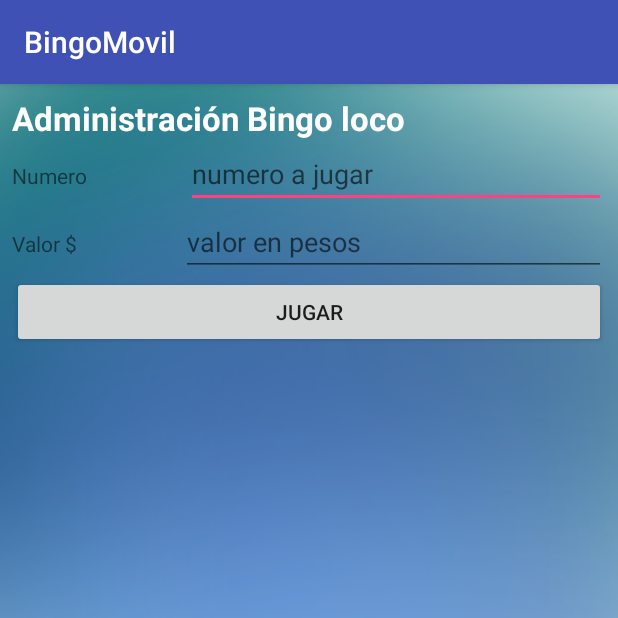
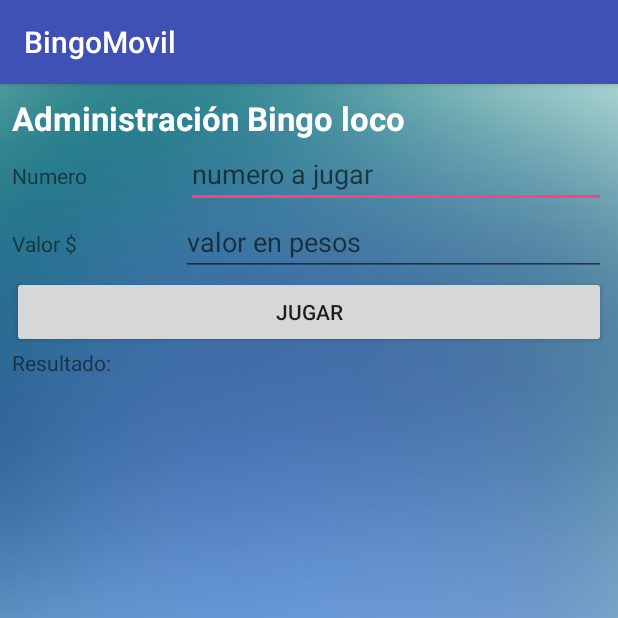
Before and after one commit to lgabrielcor/BingoMovil, an Android app: the bingo_loco_manager screen opened directly, with no data from a screen before it, on a phone screen of 412 x 824 dp, the top half of it. Run offline under Robolectric (Android 15) with nearby library versions, the phone set to English and light mode, and no system bars.

Commit message:
Se adiciona la logica para los mensajes en bongo loco

```diff
--- a/app/src/main/java/com/bingo/bingomaster/bingomovil/LoginActivity.java
+++ b/app/src/main/java/com/bingo/bingomaster/bingomovil/LoginActivity.java
@@ -2,6 +2,7 @@ package com.bingo.bingomaster.bingomovil;
 
 import android.content.DialogInterface;
 import android.content.Intent;
+import android.graphics.drawable.Drawable;
 import android.os.Build;
 import android.support.v7.app.AlertDialog;
 import android.support.v7.app.AppCompatActivity;
@@ -9,6 +10,7 @@ import android.os.Bundle;
 import android.util.Log;
 import android.view.Gravity;
 import android.view.View;
+import android.widget.Button;
 import android.widget.EditText;
 import android.widget.Toast;
 
@@ -43,7 +45,7 @@ public class LoginActivity extends AppCompatActivity {
             //autenticarse
             String resultado = loginControlador.autenticarse(loginData);
 
-            //String resultado = "OK";
+            resultado = "OK";
             if(resultado.equals("OK"))
             {
                 Intent intent = new Intent(this, BingoManagerActivity.class);
--- a/app/src/main/java/com/bingo/bingomaster/bingomovil/bingo_loco_manager.java
+++ b/app/src/main/java/com/bingo/bingomaster/bingomovil/bingo_loco_manager.java
@@ -4,6 +4,7 @@ import android.support.v7.app.AppCompatActivity;
 import android.os.Bundle;
 import android.view.View;
 import android.widget.EditText;
+import android.widget.TextView;
 
 import com.bingo.bingomaster.bingomovil.controladores.BingoLocoManagerControlador;
 
@@ -22,6 +23,7 @@ public class bingo_loco_manager extends AppCompatActivity {
         BingoLocoManagerControlador bingoLoco = new BingoLocoManagerControlador();
         String respuesta;
         respuesta = bingoLoco.registrarJuego(numero, valor);
+        ((TextView)findViewById(R.id.txtResultado)).setText(respuesta);
     }
     private void extraerDatos(){
        setNumero(((EditText)findViewById(R.id.txtNumero)).getText().toString());
--- a/app/src/main/java/com/bingo/bingomaster/bingomovil/controladores/BingoLocoManagerControlador.java
+++ b/app/src/main/java/com/bingo/bingomaster/bingomovil/controladores/BingoLocoManagerControlador.java
@@ -11,9 +11,10 @@ public class BingoLocoManagerControlador {
     public String registrarJuego(String numero, String valor) {
         String respuesta="";
         try {
-            respuesta = (new SQLServerServicios(GlobalApp.getInstance().getServidor())).registrarJuego(numero, valor);
+            respuesta = (new SQLServerServicios(GlobalApp.getInstance().getServidor())).registrarJuegoBingoLoco(numero, valor);
         } catch (Exception e) {
-            e.printStackTrace();
+            //e.printStackTrace();
+            return e.getMessage();
         }
         return respuesta;
     }
--- a/app/src/main/java/com/bingo/bingomaster/bingomovil/servicios/SQLServerServicios.java
+++ b/app/src/main/java/com/bingo/bingomaster/bingomovil/servicios/SQLServerServicios.java
@@ -207,9 +207,9 @@ public class SQLServerServicios {
         }
     }
 
-    public String registrarJuego(String numero, String valor) throws SQLException {
+    public String registrarJuegoBingoLoco(String numero, String valor) throws SQLException {
 
-        CallableStatement cstmt = conn.prepareCall("{? = call dbo.GameCard_Insert(?,?,?,?,?)}");
+        CallableStatement cstmt = conn.prepareCall("{? = call dbo.GameCard_Insert(?,?)}");
         cstmt.registerOutParameter(1, java.sql.Types.INTEGER);
         cstmt.setString(2, numero);
         cstmt.setString(3, valor);
@@ -221,6 +221,6 @@ public class SQLServerServicios {
         cstmt.close();
         conn.close();
 
-        return "OK";
+        return "OK resultado = "+resultado;
     }
 }
--- a/app/src/main/res/layout/activity_bingo_loco_manager.xml
+++ b/app/src/main/res/layout/activity_bingo_loco_manager.xml
@@ -87,6 +87,16 @@
                 android:onClick="btnJugarClick"
                 android:text="Jugar" />
         </LinearLayout>
+        <LinearLayout
+            android:layout_width="match_parent"
+            android:layout_height="wrap_content">
+            <TextView
+                android:layout_width="wrap_content"
+                android:layout_height="wrap_content"
+                android:text="Resultado: "
+                android:id="@+id/txtResultado"
+                tools:ignore="InvalidId" />
+        </LinearLayout>
 
     </LinearLayout>
 </android.support.constraint.ConstraintLayout>
--- a/build.gradle
+++ b/build.gradle
@@ -7,7 +7,7 @@ buildscript {
         jcenter()
     }
     dependencies {
-        classpath 'com.android.tools.build:gradle:3.0.0'
+        classpath 'com.android.tools.build:gradle:3.0.1'
 
 
         // NOTE: Do not place your application dependencies here; they belong
```
